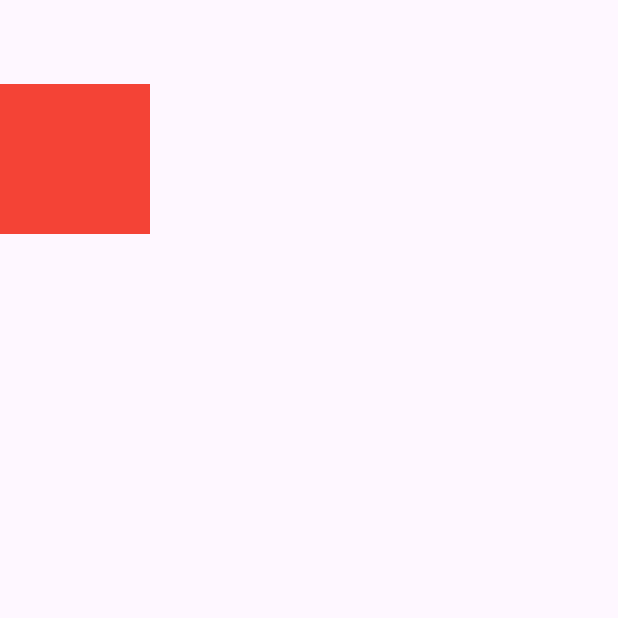
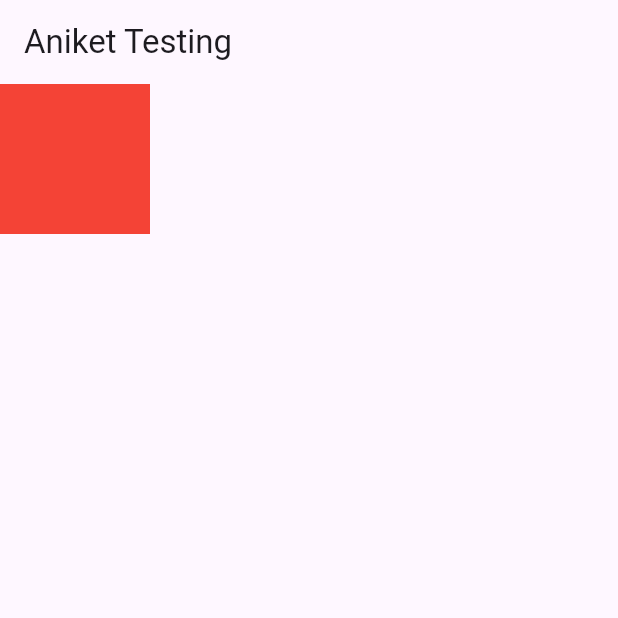
Before and after one commit to Aniketps/Client-Pest-Project, a Flutter app: the screen it shows after launch, on a phone screen of 412 x 824 dp, the top half of it. Run offline on Flutter 3.47's test engine with Material 3 defaults, Android fonts, the phone set to English and light mode, and no system bars; our stand-ins replace cloud_firestore, firebase_core; accounts and stored records are empty; statements that could not run were skipped.

Commit message:
Ready for code

```diff
--- a/lib/main.dart
+++ b/lib/main.dart
@@ -1,6 +1,14 @@
+import 'package:cloud_firestore/cloud_firestore.dart';
 import 'package:flutter/material.dart';
+import 'package:firebase_core/firebase_core.dart';
+import 'firebase_options.dart';
 
-void main() {
+Future<void> main() async {
+  WidgetsFlutterBinding.ensureInitialized();
+  // Initialize Firebase with the platform-specific options
+  await Firebase.initializeApp(
+    options: DefaultFirebaseOptions.currentPlatform,
+  );
   runApp(const MyApp());
 }
 
@@ -12,6 +20,7 @@ class MyApp extends StatelessWidget {
   Widget build(BuildContext context) {
     return MaterialApp(
       home: const MyHomePage(),
+      debugShowCheckedModeBanner: false,
     );
   }
 }
@@ -25,15 +34,28 @@ class MyHomePage extends StatefulWidget {
 
 class _MyHomePageState extends State<MyHomePage> {
 
+  Future<void> firebaseTest() async {
+    await FirebaseFirestore.instance.collection("Test").add({
+      "test" : "Successfully",
+    });
+  }
+
   @override
   Widget build(BuildContext context) {
     return Scaffold(
-      appBar: AppBar(),
-      body: Container(
-        width: 100,
-        height: 100,
-        decoration: BoxDecoration(
-          color: Colors.red
+      appBar: AppBar(
+        title: Text("Aniket Testing"),
+      ),
+      body: InkWell(
+        onTap: (){
+          firebaseTest();
+        },
+        child: Container(
+          width: 100,
+          height: 100,
+          decoration: BoxDecoration(
+            color: Colors.red
+          ),
         ),
       ),
     );
```
Also changed, not shown: pubspec.yaml (+17 -0 lines), firebase.json (added), lib/firebase_options.dart (added), pubspec.lock.
